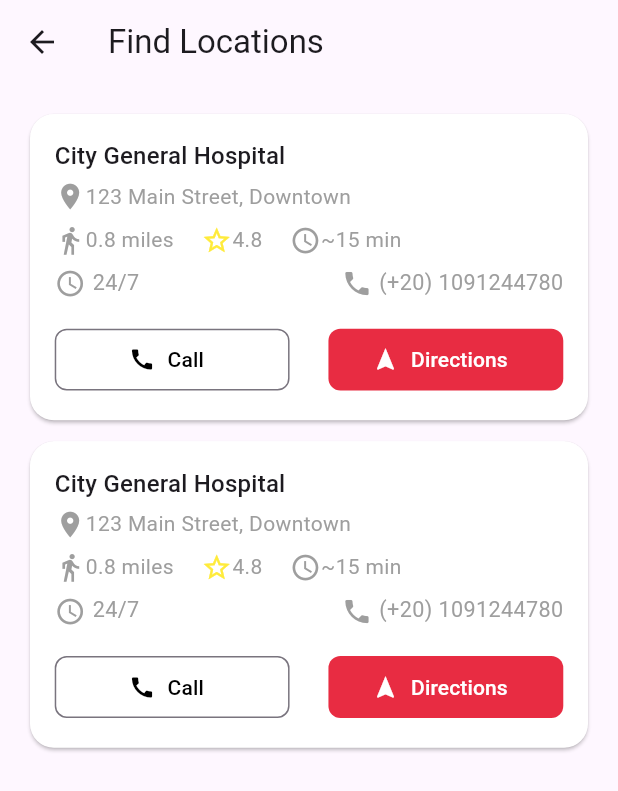
After one commit to a7medragab22/BloodBank, a Flutter app: the DonateView screen opened by its route, after a tap on "Done", on a phone screen of 412 x 824 dp. The commit adds this screen. Shown: the top 791 px of the screen. Run offline on Flutter 3.47's test engine with Material 3 defaults, Android fonts, the phone set to English and light mode, and no system bars; our stand-ins replace flutter_bloc, flutter_screenutil, font_awesome_flutter.

Commit message:
create find hospital screen and model and cubit but not finished yet

```diff
--- a/lib/core/Routes/app_route.dart
+++ b/lib/core/Routes/app_route.dart
@@ -1,5 +1,7 @@
 import 'package:blodbank/core/Routes/app_routes_name.dart';
-import 'package:blodbank/features/Donate/presentation/views/donate_view.dart';
+import 'package:blodbank/features/Home/presentation/Views/Donate/presentation/views/donate_view.dart';
+import 'package:blodbank/features/Home/presentation/Views/findHospital/presentation/cubits/findHospital/find_hospita_cubit.dart';
+import 'package:blodbank/features/Home/presentation/Views/findHospital/presentation/views/find_hospital_view.dart';
 import 'package:blodbank/features/NavigationBar/presentation/Cubits/navigation/navigation_cubit.dart';
 import 'package:blodbank/features/NavigationBar/presentation/Views/navigation_bar.dart';
 import 'package:blodbank/features/Profile/presentation/Views/profile_view.dart';
@@ -12,7 +14,7 @@ import 'package:blodbank/features/auth/presentation/screens/forget_password/new_
 import 'package:blodbank/features/auth/presentation/screens/initial_view.dart';
 import 'package:blodbank/features/auth/presentation/screens/login_screen.dart';
 import 'package:blodbank/features/auth/presentation/screens/sign_up_screen.dart';
-import 'package:blodbank/features/requestBlod/presentation/views/request_blod_view.dart';
+import 'package:blodbank/features/Home/presentation/Views/requestBlod/presentation/views/request_blod_view.dart';
 import 'package:flutter/material.dart';
 import 'package:flutter_bloc/flutter_bloc.dart';
 
@@ -38,5 +40,9 @@ class AppRoute {
     ),
     AppRoutesName.profileView: (_) => ProfileView(),
     AppRoutesName.requestBlood: (_) => RequestBlodView(),
+    AppRoutesName.findHospital: (_) => BlocProvider(
+      create: (context) => FindHospitaCubit()..loadHospital(),
+      child: FindHospitalView(),
+    ),
   };
 }
--- a/lib/core/Routes/app_routes_name.dart
+++ b/lib/core/Routes/app_routes_name.dart
@@ -10,4 +10,5 @@ class AppRoutesName {
   static const String navigationBBar = 'NavigationBBar';
   static const String profileView = 'ProfileView';
   static const String requestBlood = 'RequestBlood';
+  static const String findHospital = 'findHospital';
 }
--- a/lib/features/Donate/presentation/views/donate_view.dart
+++ b/lib/features/Home/presentation/Views/Donate/presentation/views/donate_view.dart
@@ -1,4 +1,5 @@
 import 'package:blodbank/core/ReusableCompounds/widgets/custom_button.dart';
+import 'package:blodbank/core/Routes/app_routes_name.dart';
 import 'package:blodbank/core/themes/app_color.dart';
 import 'package:blodbank/features/auth/presentation/widgets/label.dart';
 import 'package:flutter/material.dart';
@@ -36,7 +37,11 @@ class DonateView extends StatelessWidget {
               SizedBox(height: 16.h),
               WeightSlider(),
               SizedBox(height: 16.h),
-              CustomButton(text: 'Done'),
+              CustomButton(
+                text: 'Done',
+                onPressed: () =>
+                    Navigator.pushNamed(context, AppRoutesName.findHospital),
+              ),
             ],
           ),
         ),
--- /dev/null
+++ b/lib/features/Home/presentation/Views/findHospital/presentation/cubits/findHospital/find_hospita_cubit.dart
@@ -0,0 +1,32 @@
+import 'package:blodbank/features/Home/presentation/Views/findHospital/presentation/model/find_hospital_model.dart';
+import 'package:flutter_bloc/flutter_bloc.dart';
+
+part 'find_hospita_state.dart';
+
+class FindHospitaCubit extends Cubit<FindHospitaState> {
+  FindHospitaCubit() : super(FindHospitalInitial());
+  void loadHospital() {
+    emit(
+      FindHospitalLoaded([
+        FindHospitalModel(
+          name: 'City General Hospital',
+          address: '123 Main Street, Downtown',
+          distance: 0.8,
+          rating: 4.8,
+          time: '~15 min',
+          phone: '(+20) 1091244780',
+          availability: '24/7 ',
+        ),
+        FindHospitalModel(
+          name: 'City General Hospital',
+          address: '123 Main Street, Downtown',
+          distance: 0.8,
+          rating: 4.8,
+          time: '~15 min',
+          phone: '(+20) 1091244780',
+          availability: '24/7 ',
+        ),
+      ]),
+    );
+  }
+}
--- /dev/null
+++ b/lib/features/Home/presentation/Views/findHospital/presentation/cubits/findHospital/find_hospita_state.dart
@@ -0,0 +1,15 @@
+part of 'find_hospita_cubit.dart';
+
+abstract class FindHospitaState {}
+
+class FindHospitalInitial extends FindHospitaState {}
+
+class FindHospitalLoaded extends FindHospitaState {
+  final List<FindHospitalModel> hospitals;
+  FindHospitalLoaded(this.hospitals);
+}
+
+class FindHospitalFailure extends FindHospitaState {
+  final String message;
+  FindHospitalFailure(this.message);
+}
--- /dev/null
+++ b/lib/features/Home/presentation/Views/findHospital/presentation/model/find_hospital_model.dart
@@ -0,0 +1,18 @@
+class FindHospitalModel {
+  final String name;
+  final String address;
+  final double distance;
+  final double rating;
+  final String time;
+  final String phone;
+  final String availability;
+  FindHospitalModel({
+    required this.name,
+    required this.address,
+    required this.distance,
+    required this.rating,
+    required this.time,
+    required this.phone,
+    required this.availability,
+  });
+}
--- /dev/null
+++ b/lib/features/Home/presentation/Views/findHospital/presentation/views/find_hospital_view.dart
@@ -0,0 +1,32 @@
+import 'package:blodbank/core/themes/app_color.dart';
+import 'package:blodbank/features/Home/presentation/Views/findHospital/presentation/cubits/findHospital/find_hospita_cubit.dart';
+import 'package:blodbank/features/Home/presentation/Views/findHospital/presentation/widgets/hospital_info_card.dart';
+import 'package:flutter/material.dart';
+import 'package:flutter_bloc/flutter_bloc.dart';
+
+class FindHospitalView extends StatelessWidget {
+  const FindHospitalView({super.key});
+
+  @override
+  Widget build(BuildContext context) {
+    return Scaffold(
+      appBar: AppBar(title: const Text('Find Locations')),
+      body: BlocBuilder<FindHospitaCubit, FindHospitaState>(
+        builder: (context, state) {
+          if (state is FindHospitalLoaded) {
+            return ListView.separated(
+              padding: const EdgeInsets.all(16),
+              itemBuilder: (_, i) =>
+                  HospitalInfoCard(model: state.hospitals[i]),
+              separatorBuilder: (_, __) => const SizedBox(height: 6),
+              itemCount: state.hospitals.length,
+            );
+          }
+          return const Center(
+            child: CircularProgressIndicator(color: AppColor.kPrimaryColor),
+          );
+        },
+      ),
+    );
+  }
+}
--- /dev/null
+++ b/lib/features/Home/presentation/Views/findHospital/presentation/widgets/hospital_info_card.dart
@@ -0,0 +1,117 @@
+
+import 'package:blodbank/core/themes/app_color.dart';
+import 'package:blodbank/features/Home/presentation/Views/findHospital/presentation/model/find_hospital_model.dart';
+import 'package:flutter/material.dart';
+import 'package:flutter_screenutil/flutter_screenutil.dart';
+
+class HospitalInfoCard extends StatelessWidget {
+  const HospitalInfoCard({super.key, required this.model});
+  final FindHospitalModel model;
+
+  @override
+  Widget build(BuildContext context) {
+    return Card(
+      color: Colors.white,
+      shape: RoundedRectangleBorder(borderRadius: BorderRadius.circular(16)),
+      child: Padding(
+        padding: EdgeInsets.all(16.r),
+        child: Column(
+          crossAxisAlignment: CrossAxisAlignment.start,
+          children: [
+            Text(model.name, style: Theme.of(context).textTheme.titleMedium),
+            SizedBox(height: 4.h),
+            Row(
+              mainAxisAlignment: MainAxisAlignment.start,
+              children: [
+                Icon(Icons.location_on_sharp, size: 20.sp, color: Colors.grey),
+                Text(model.address, style: TextStyle(color: Colors.grey)),
+              ],
+            ),
+
+            SizedBox(height: 8.h),
+            Row(
+              children: [
+                Icon(Icons.directions_walk, color: Colors.grey, size: 20.sp),
+                Text(
+                  '${model.distance} miles',
+                  style: TextStyle(color: Colors.grey),
+                ),
+                SizedBox(width: 16.w),
+                Icon(Icons.star_border, color: Colors.yellow, size: 20.sp),
+                Text(
+                  model.rating.toString(),
+                  style: TextStyle(color: Colors.grey),
+                ),
+                SizedBox(width: 16.w),
+                Icon(Icons.access_time, size: 20.sp, color: Colors.grey),
+
+                Text(model.time, style: TextStyle(color: Colors.grey)),
+              ],
+            ),
+            SizedBox(height: 8.h),
+            Row(
+              children: [
+                Icon(Icons.access_time, color: Colors.grey, size: 20.sp),
+                SizedBox(width: 4.w),
+                Text(
+                  model.availability,
+                  style: TextStyle(color: Colors.grey, fontSize: 14.sp),
+                ),
+                Spacer(flex: 1),
+
+                Icon(Icons.phone, color: Colors.grey, size: 20.sp),
+                SizedBox(width: 4.w),
+
+                Text(
+                  model.phone,
+                  style: TextStyle(color: Colors.grey, fontSize: 14.sp),
+                ),
+              ],
+            ),
+            SizedBox(height: 16.h),
+            Row(
+              children: [
+                OutlinedButton.icon(
+                  style: OutlinedButton.styleFrom(
+                    iconColor: Colors.black,
+                    minimumSize: Size(.38.sw, 40.h),
+                    shape: RoundedRectangleBorder(
+                      borderRadius: BorderRadius.circular(8),
+                    ),
+                  ),
+
+                  onPressed: () {},
+                  icon: const Icon(Icons.call),
+                  label: const Text(
+                    'Call',
+                    style: TextStyle(color: Colors.black),
+                  ),
+                ),
+                const Spacer(flex: 1),
+                OutlinedButton.icon(
+                  style: OutlinedButton.styleFrom(
+                    iconColor: Colors.white,
+                    backgroundColor: AppColor.kSecondaryColor,
+                    minimumSize: Size(.38.sw, 40.h),
+                    shape: RoundedRectangleBorder(
+                      borderRadius: BorderRadius.circular(8),
+                    ),
+                    side: BorderSide.none,
+                  ),
+
+                  onPressed: () {},
+
+                  icon: const Icon(Icons.navigation),
+                  label: const Text(
+                    'Directions',
+                    style: TextStyle(color: Colors.white),
+                  ),
+                ),
+              ],
+            ),
+          ],
+        ),
+      ),
+    );
+  }
+}
```
Also changed, not shown: lib/features/Home/presentation/Views/requestBlod/presentation/views/request_blod_view.dart (renamed from lib/features/requestBlod/presentation/views/request_blod_view.dart).
